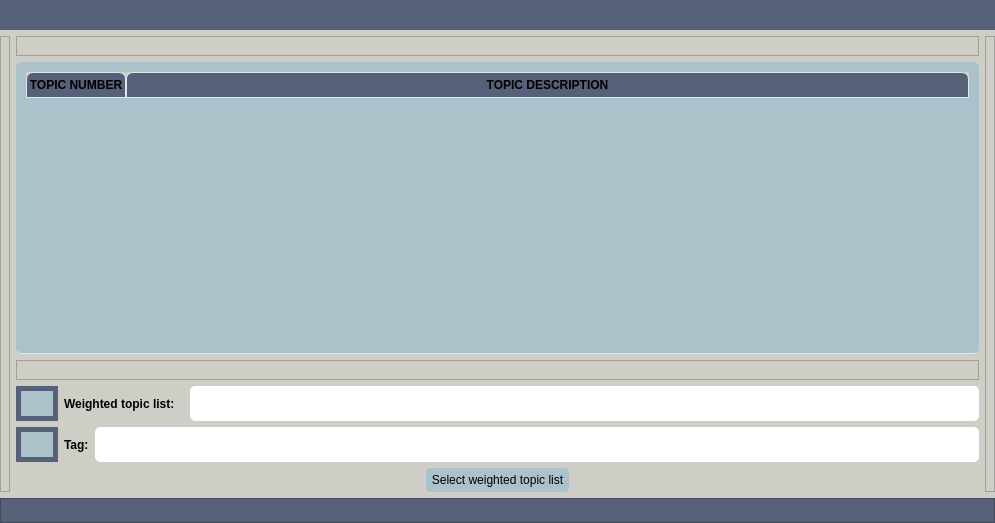
This is UIs/get_labels_by_topics.ui in IntelCompH2020/domain_classification as Qt 5 draws it before an edit. The edited form follows.
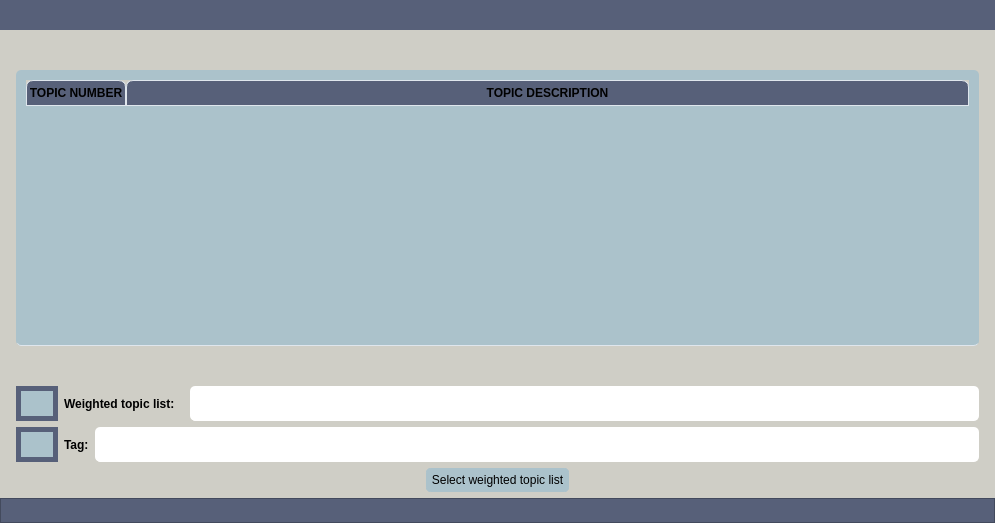
This is the edited form.

Commit message: removed black borders from QFrames in UIs.

Diff of the .ui file:
```diff
--- a/UIs/get_labels_by_topics.ui
+++ b/UIs/get_labels_by_topics.ui
@@ -84,6 +84,13 @@
            <height>16777215</height>
           </size>
          </property>
+         <property name="styleSheet">
+          <string notr="true">QFrame { 
+  background-color: #CFCEC6;
+  border: 5px solid #CFCEC6
+} 
+</string>
+         </property>
          <property name="frameShape">
           <enum>QFrame::StyledPanel</enum>
          </property>
@@ -108,6 +115,13 @@
              <height>20</height>
             </size>
            </property>
+           <property name="styleSheet">
+            <string notr="true">QFrame { 
+  background-color: #CFCEC6;
+  border: 5px solid #CFCEC6
+} 
+</string>
+           </property>
            <property name="frameShape">
             <enum>QFrame::StyledPanel</enum>
            </property>
@@ -222,6 +236,13 @@
              <height>20</height>
             </size>
            </property>
+           <property name="styleSheet">
+            <string notr="true">QFrame { 
+  background-color: #CFCEC6;
+  border: 5px solid #CFCEC6
+} 
+</string>
+           </property>
            <property name="frameShape">
             <enum>QFrame::StyledPanel</enum>
            </property>
@@ -494,6 +515,13 @@
            <height>16777215</height>
           </size>
          </property>
+         <property name="styleSheet">
+          <string notr="true">QFrame { 
+  background-color: #CFCEC6;
+  border: 5px solid #CFCEC6
+} 
+</string>
+         </property>
          <property name="frameShape">
           <enum>QFrame::StyledPanel</enum>
          </property>
```
The commit also changes 2 other files.
